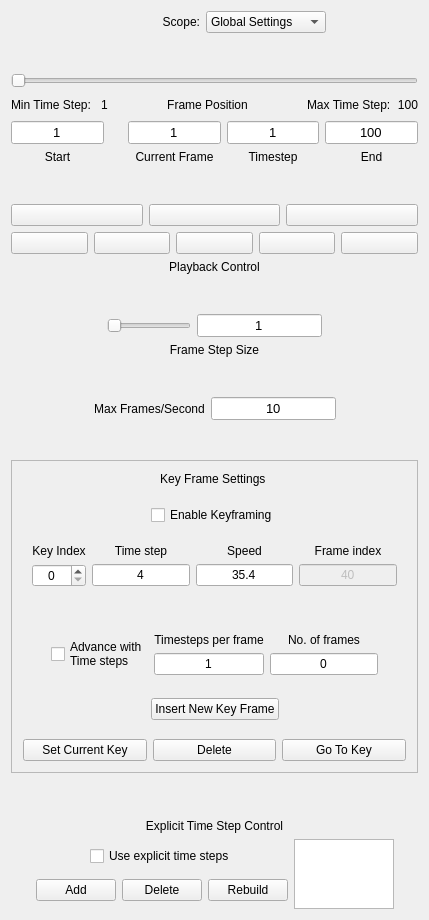
Old version of the form apps/vaporgui/guis/ui/animationtab.ui in the repository yyr/vapor.
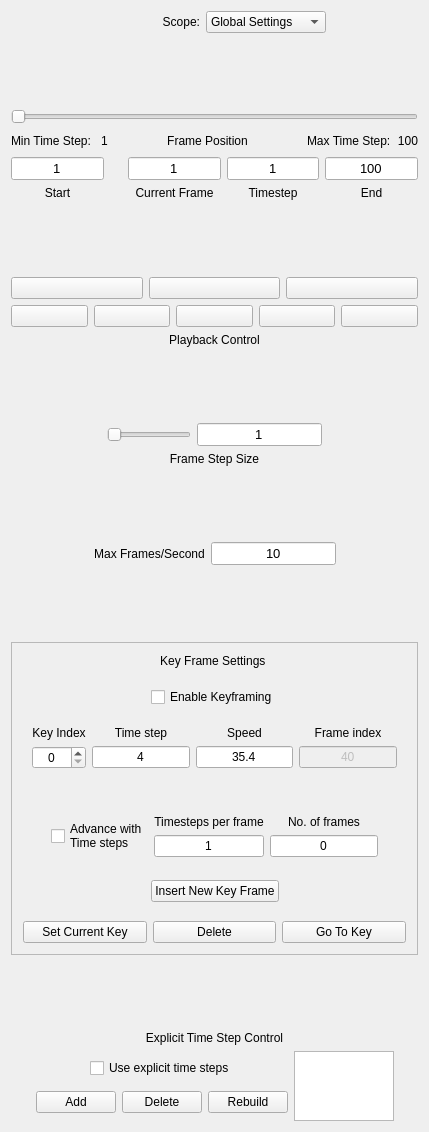
New version of the form. Icons and pictures are not drawn.

What changed in the file:
```diff
--- a/apps/vaporgui/guis/ui/animationtab.ui
+++ b/apps/vaporgui/guis/ui/animationtab.ui
@@ -7,7 +7,7 @@
     <x>0</x>
     <y>0</y>
     <width>429</width>
-    <height>920</height>
+    <height>1132</height>
    </rect>
   </property>
   <property name="sizePolicy">
```
Left out of the diff: 6 changed lines with no effect on the pictures.
